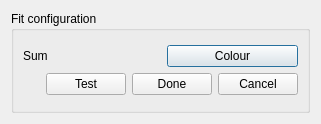
syncope/iint-gui, file iintgui/ui/iintFitConfig.ui: the form before one commit.
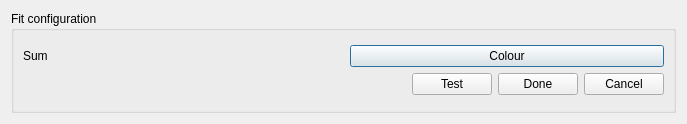
The form after the commit.

Commit message: + make widget/dialog wider, so sliders will have some width to start with

What changed in the file:
```diff
--- a/iintgui/ui/iintFitConfig.ui
+++ b/iintgui/ui/iintFitConfig.ui
@@ -6,7 +6,7 @@
    <rect>
     <x>0</x>
     <y>0</y>
-    <width>321</width>
+    <width>687</width>
     <height>124</height>
    </rect>
   </property>
```
